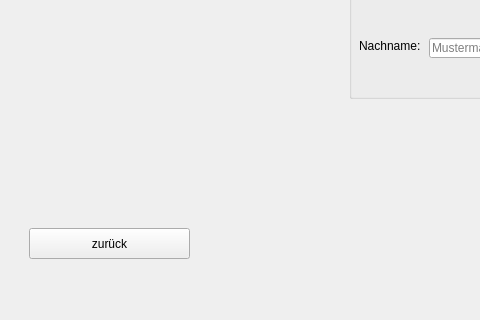
Qt form app/DiaThesis/registrationwindow.ui (JVoigt1234/18pme22) before a commit; both pictures show x 0 to 480 and y 301 to 621 of the 952 by 621 pixel window.
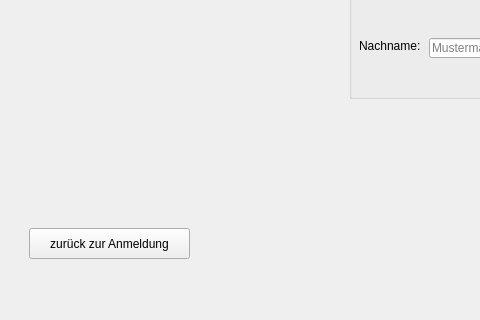
The same form after that commit. The open tabs and pages were chosen to show the change.

```diff
--- a/app/DiaThesis/registrationwindow.ui
+++ b/app/DiaThesis/registrationwindow.ui
@@ -101,7 +101,7 @@
            </rect>
           </property>
           <property name="text">
-           <string>zurück</string>
+           <string>zurück zur Anmeldung</string>
           </property>
          </widget>
          <widget class="QGroupBox" name="groupBox_2">
```
